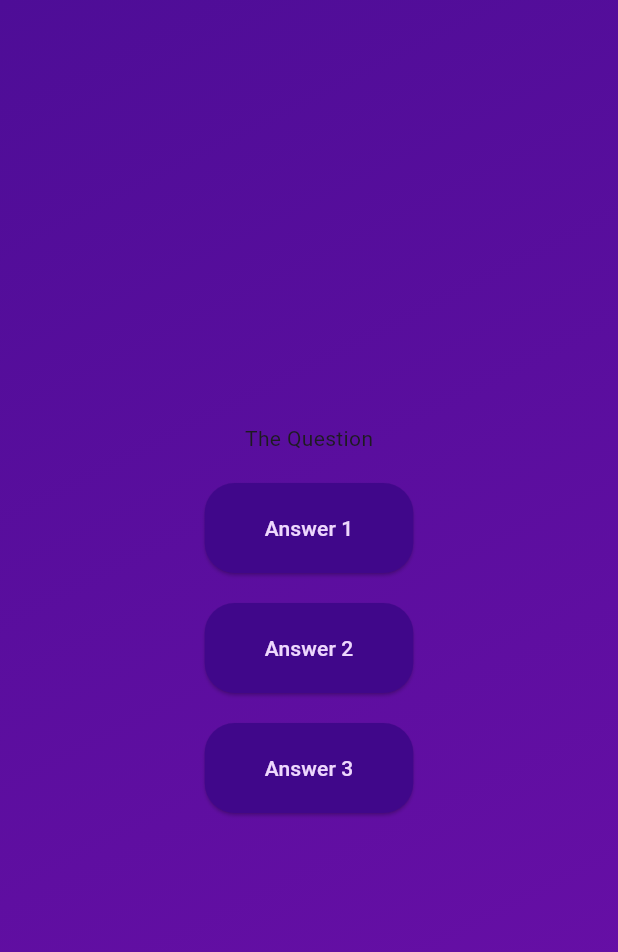
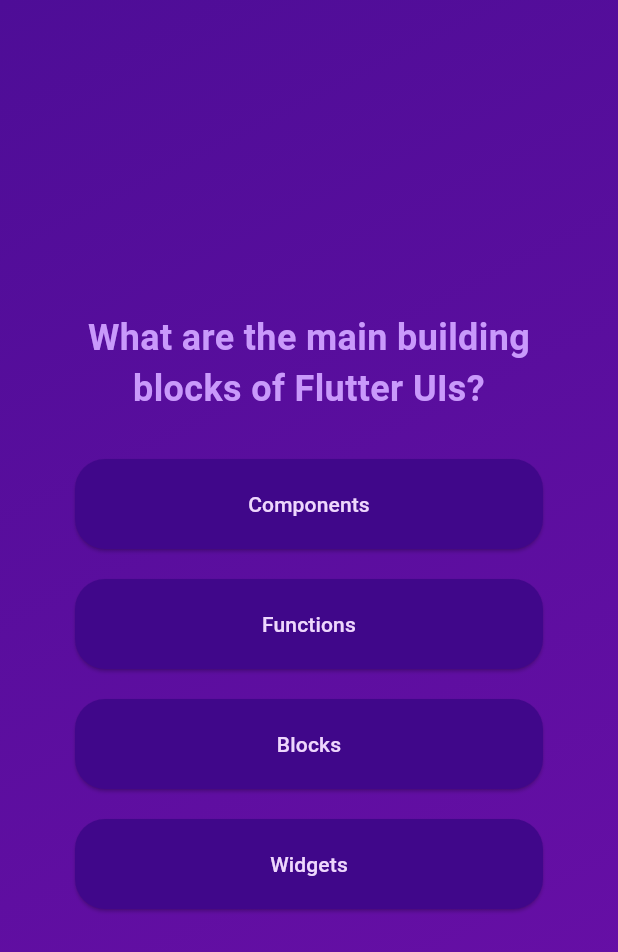
Before and after one commit to KrishKoria/Quiz-App-Flutter, a Flutter app: the screen it shows after launch, after a tap on "Start Quiz", on a phone screen of 412 x 824 dp. Shown: the top 952 px of the screen. Run offline on Flutter 3.47's test engine with Material 3 defaults, Android fonts, the phone set to English and light mode, and no system bars; our stand-ins replace google_fonts.

Commit message:
Added google fonts flutter package, restyled text, added display of the rest questions, realigned the buttones

```diff
--- a/lib/custom_answer_button.dart
+++ b/lib/custom_answer_button.dart
@@ -9,7 +9,9 @@ class CustomAnswerButton extends StatelessWidget {
 
   @override
   Widget build(BuildContext context) {
-    return ElevatedButton(
+    return Padding(
+      padding: const EdgeInsets.all(10.0),
+      child: ElevatedButton(
         onPressed: onClick,
         style: ElevatedButton.styleFrom(
           backgroundColor: const Color.fromARGB(255, 64, 7, 138),
@@ -19,7 +21,11 @@ class CustomAnswerButton extends StatelessWidget {
             borderRadius: BorderRadius.circular(20),
           ),
         ),
-      child: Text(answerText),
+        child: Text(
+          answerText,
+          textAlign: TextAlign.center,
+        ),
+      ),
     );
   }
 }
--- a/lib/models/question_model.dart
+++ b/lib/models/question_model.dart
@@ -6,4 +6,10 @@ class QuestionModel {
 
   final String question;
   final List<String> answer;
+
+  List<String> getshuffledAnswer() {
+    final shuffledList = List.of(answer);
+    shuffledList.shuffle();
+    return shuffledList;
+  }
 }
--- a/lib/questions.dart
+++ b/lib/questions.dart
@@ -1,5 +1,7 @@
 import 'package:flutter/material.dart';
+import 'package:google_fonts/google_fonts.dart';
 import 'package:quiz_app/custom_answer_button.dart';
+import 'package:quiz_app/data/questions_list.dart';
 
 class Questions extends StatefulWidget {
   const Questions({super.key});
@@ -11,30 +13,45 @@ class Questions extends StatefulWidget {
 }
 
 class _QuestionsState extends State<Questions> {
+  var currentQuestionIndex = 0;
+  void answeredQuestion() {
+    setState(() {
+      currentQuestionIndex++;
+    });
+  }
+
   @override
   Widget build(BuildContext context) {
+    final currentQuestion = questions[currentQuestionIndex];
     return SizedBox(
       width: double.infinity,
+      child: Container(
+        padding: const EdgeInsets.symmetric(horizontal: 20),
+        margin: const EdgeInsets.all(20),
         child: Column(
           mainAxisAlignment: MainAxisAlignment.center,
+          crossAxisAlignment: CrossAxisAlignment.stretch,
           children: [
-          const Text('The Question'),
-          const SizedBox(height: 20),
-          CustomAnswerButton(
-            answerText: 'Answer 1',
-            onClick: () {},
+            Text(
+              currentQuestion.question,
+              style: GoogleFonts.roboto(
+                fontSize: 24,
+                fontWeight: FontWeight.bold,
+                color: const Color.fromARGB(255, 201, 153, 251),
+              ),
+              textAlign: TextAlign.center,
             ),
             const SizedBox(height: 20),
-          CustomAnswerButton(
-            answerText: 'Answer 2',
-            onClick: () {},
-          ),
-          const SizedBox(height: 20),
-          CustomAnswerButton(
-            answerText: 'Answer 3',
-            onClick: () {},
+            ...currentQuestion.getshuffledAnswer().map(
+              (answer) {
+                return CustomAnswerButton(
+                  answerText: answer,
+                  onClick: answeredQuestion,
+                );
+              },
             ),
           ],
+        ),
       ),
     );
   }
--- a/lib/start_screen.dart
+++ b/lib/start_screen.dart
@@ -1,4 +1,5 @@
 import 'package:flutter/material.dart';
+import 'package:google_fonts/google_fonts.dart';
 
 class StartScreen extends StatelessWidget {
   const StartScreen(this.switchScreen, {super.key});
@@ -18,11 +19,12 @@ class StartScreen extends StatelessWidget {
             color: const Color.fromARGB(150, 255, 255, 255),
           ),
           const SizedBox(height: 80),
-          const Text(
+          Text(
             "Learn Flutter in a fun way!",
-            style: TextStyle(
-              fontSize: 24,
-              color: Color.fromARGB(255, 238, 215, 253),
+            style: GoogleFonts.roboto(
+              fontSize: 26,
+              fontWeight: FontWeight.bold,
+              color: const Color.fromARGB(255, 201, 153, 251),
             ),
           ),
           const SizedBox(height: 30),
--- a/pubspec.yaml
+++ b/pubspec.yaml
@@ -34,6 +34,7 @@ dependencies:
   # The following adds the Cupertino Icons font to your application.
   # Use with the CupertinoIcons class for iOS style icons.
   cupertino_icons: ^1.0.2
+  google_fonts: ^6.1.0
 
 dev_dependencies:
   flutter_test:
@@ -44,7 +45,7 @@ dev_dependencies:
   # activated in the `analysis_options.yaml` file located at the root of your
   # package. See that file for information about deactivating specific lint
   # rules and activating additional ones.
-  flutter_lints: ^2.0.0
+  flutter_lints: ^3.0.1
 
 # For information on the generic Dart part of this file, see the
 # following page: https://dart.dev/tools/pub/pubspec
```
Also changed, not shown: lib/data/questions_list.dart (renamed from lib/data/questions.dart), pubspec.lock, 1 other file. Lines whose indentation alone changed are shown as unchanged.
